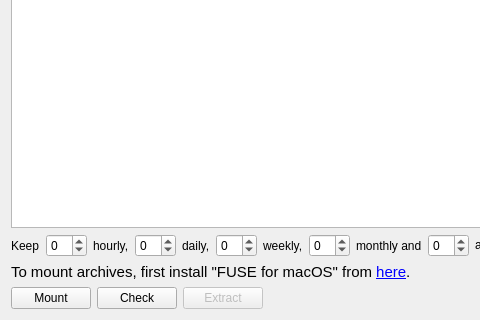
The window that src/vorta/assets/UI/archivetab.ui (borgbase/vorta) describes before a commit, drawn with Qt 5; both pictures show x 0 to 480 and y 194 to 514 of the 799 by 514 pixel window.
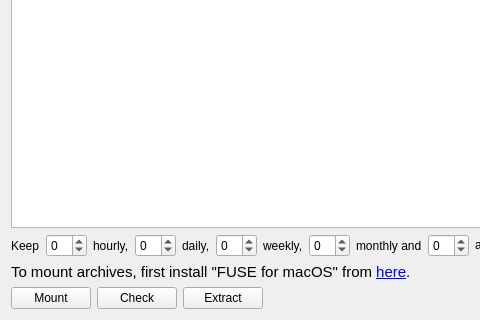
The same window after the commit. Icons and pictures are not drawn.

Commit message: Add extraction dialog and code to test table performance. See #26. WIP

What changed in the file:
```diff
--- a/src/vorta/assets/UI/archivetab.ui
+++ b/src/vorta/assets/UI/archivetab.ui
@@ -247,7 +247,7 @@
      <item>
       <widget class="QPushButton" name="pushButton">
        <property name="enabled">
-        <bool>false</bool>
+        <bool>true</bool>
        </property>
        <property name="text">
         <string>Extract</string>
```
Left out of the diff: 2 changed lines with no effect on the pictures. The commit also changes 3 other files.
